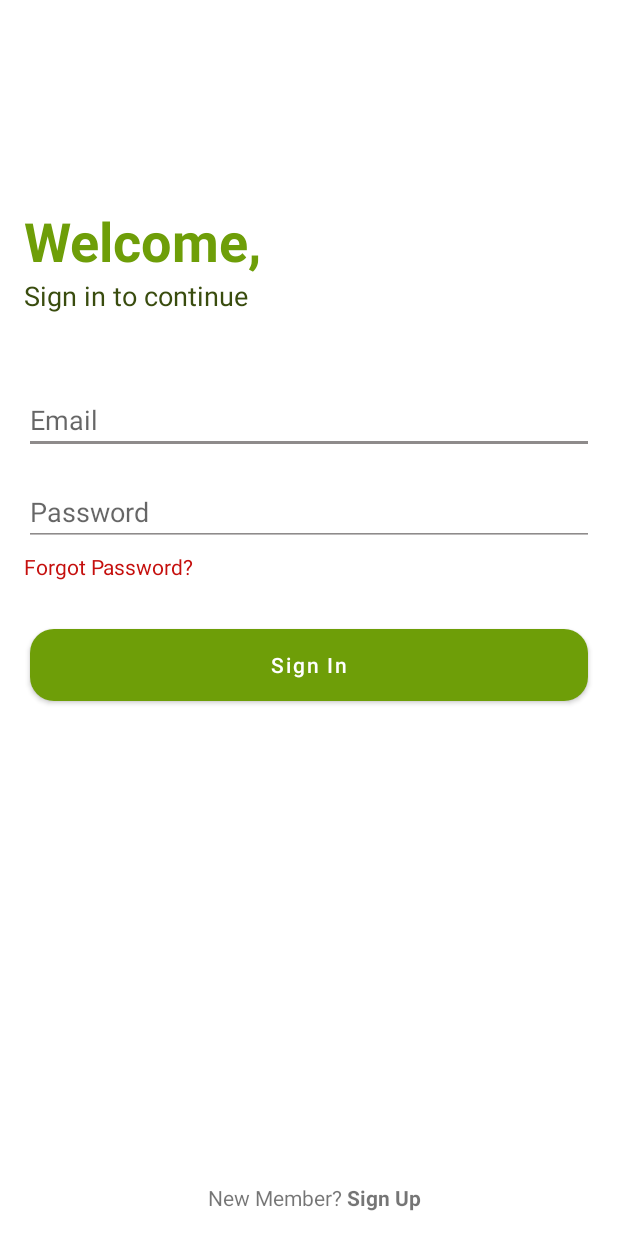
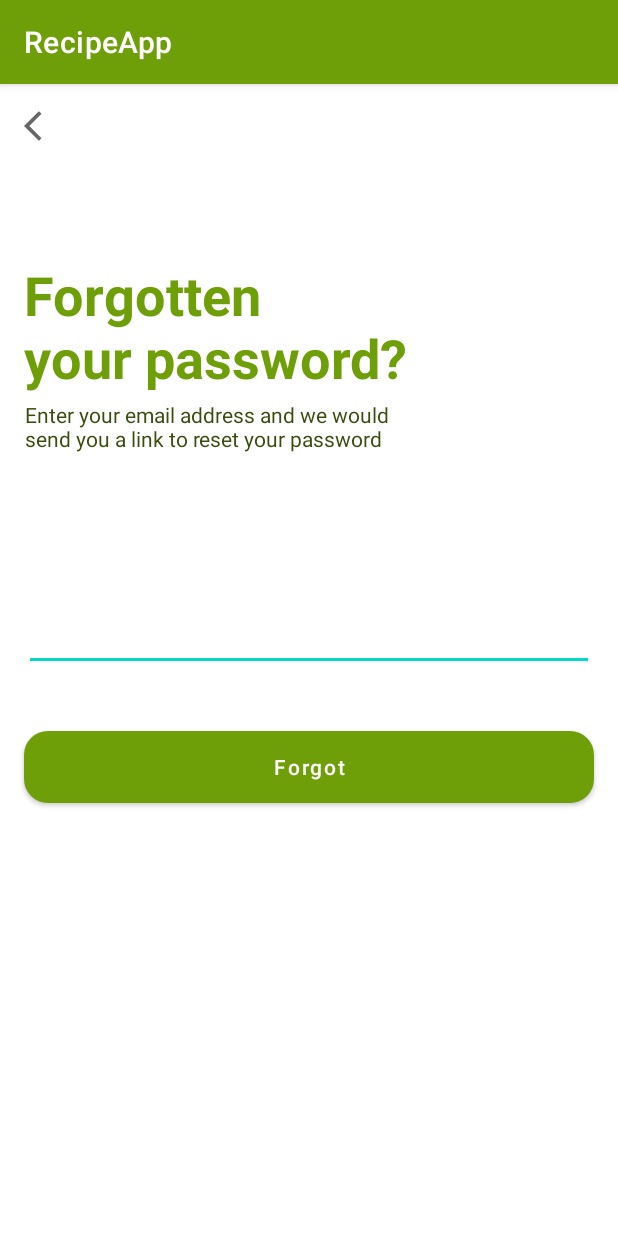
Before and after one commit to HauraAzahra/RecipeApp, an Android app: the screen it shows after launch (SignInActivity before the commit, ForgotActivity after it), after a tap on "Forgot Password?", on a phone screen of 412 x 824 dp. Run offline under Robolectric (Android 15) with nearby library versions, the phone set to English and light mode, and no system bars; our stand-ins replace Firebase (no records; nobody signed in at launch, a user with empty details on screens opened directly).

```diff
--- a/app/build.gradle
+++ b/app/build.gradle
@@ -3,7 +3,6 @@ plugins {
     id 'kotlin-android'
     id 'kotlin-android-extensions'
     id 'com.google.gms.google-services'
-
 }
 
 android {
--- a/app/src/main/AndroidManifest.xml
+++ b/app/src/main/AndroidManifest.xml
@@ -11,7 +11,8 @@
         android:roundIcon="@mipmap/ic_launcher_round"
         android:supportsRtl="true"
         android:theme="@style/Theme.RecipeApp">
-        <activity android:name=".SignupActivity"></activity>
+        <activity android:name=".ForgotActivity"></activity>
+        <activity android:name=".SignupActivity" />
         <activity android:name=".MainActivity" />
         <activity android:name=".SignInActivity">
             <intent-filter>
--- /dev/null
+++ b/app/src/main/java/com/idn/recipeapp/ForgotActivity.kt
@@ -0,0 +1,62 @@
+package com.idn.recipeapp
+
+import android.content.Context
+import android.content.Intent
+import androidx.appcompat.app.AppCompatActivity
+import android.os.Bundle
+import android.text.TextUtils
+import android.view.View
+import android.widget.Toast
+import com.google.firebase.auth.FirebaseAuth
+import com.idn.recipeapp.databinding.ActivityForgotBinding
+
+class ForgotActivity : AppCompatActivity(), View.OnClickListener {
+    private lateinit var mAuth: FirebaseAuth
+    private lateinit var forgotBinding: ActivityForgotBinding
+    companion object {
+        fun getLaunchService(from: Context) = Intent(
+            from,
+            ForgotActivity::class.java
+        ).apply {
+            addFlags(
+                Intent.FLAG_ACTIVITY_NEW_TASK or
+                        Intent.FLAG_ACTIVITY_CLEAR_TASK
+            )
+        }
+    }
+
+    override fun onCreate(savedInstanceState: Bundle?) {
+        super.onCreate(savedInstanceState)
+        forgotBinding = ActivityForgotBinding.inflate(layoutInflater)
+        setContentView(forgotBinding.root)
+        mAuth = FirebaseAuth.getInstance()
+        forgotBinding.btnForgot.setOnClickListener(this)
+    }
+
+    override fun onClick(v: View) {
+        when(v.id){
+            R.id.btn_forgot -> forgotPass()
+        }
+    }
+
+    private fun forgotPass() {
+        val email = forgotBinding.etEmailForgot.text.toString()
+        if (TextUtils.isEmpty(email)) {
+            Toast.makeText(this, getString(R.string.not_Empty),
+                Toast.LENGTH_SHORT).show()
+        }else{
+            mAuth.sendPasswordResetEmail(email).addOnCompleteListener{
+                if (it.isSuccessful){
+                    Toast.makeText(this, "Check email",
+                        Toast.LENGTH_SHORT).show()
+
+                    startActivity(Intent(SignInActivity.getLaunchService(this)))
+
+                }else{
+                    Toast.makeText(this, "Failed reset pass",
+                        Toast.LENGTH_SHORT).show()
+                }
+            }
+        }
+    }
+}
--- a/app/src/main/java/com/idn/recipeapp/SignInActivity.kt
+++ b/app/src/main/java/com/idn/recipeapp/SignInActivity.kt
@@ -42,7 +42,7 @@ class SignInActivity : AppCompatActivity(), View.OnClickListener {
         if (email.isEmpty() || password.isEmpty()) {
             Toast.makeText(
                 this,
-                "Tidak  boleh Kosong",
+                getString(R.string.not_Empty),
                 Toast.LENGTH_SHORT
             ).show()
         }
@@ -69,9 +69,7 @@ class SignInActivity : AppCompatActivity(), View.OnClickListener {
                     Toast.LENGTH_SHORT).show()
             }
 
-
     }
-
     override fun onStart() {
         super.onStart()
         val user = FirebaseAuth.getInstance().currentUser
@@ -84,6 +82,7 @@ class SignInActivity : AppCompatActivity(), View.OnClickListener {
         when(v.id){
             R.id.btn_sign_in -> signIn()
             R.id.tv_sign_up -> startActivity(Intent(SignupActivity.getLaunchService(this )))
+            R.id.tv_forgot -> startActivity(Intent(ForgotActivity.getLaunchService(this)))
         }
     }
 }
--- /dev/null
+++ b/app/src/main/res/layout/activity_forgot.xml
@@ -0,0 +1,74 @@
+<?xml version="1.0" encoding="utf-8"?>
+<androidx.constraintlayout.widget.ConstraintLayout xmlns:android="http://schemas.android.com/apk/res/android"
+    xmlns:app="http://schemas.android.com/apk/res-auto"
+    xmlns:tools="http://schemas.android.com/tools"
+    android:layout_width="match_parent"
+    android:layout_height="match_parent"
+    tools:context=".ForgotActivity">
+
+    <ImageView
+        android:id="@+id/imageView2"
+        android:layout_width="wrap_content"
+        android:layout_height="wrap_content"
+        android:layout_marginStart="16dp"
+        android:layout_marginTop="16dp"
+        app:layout_constraintEnd_toEndOf="parent"
+        app:layout_constraintHorizontal_bias="0.0"
+        app:layout_constraintStart_toStartOf="parent"
+        app:layout_constraintTop_toTopOf="parent"
+        app:srcCompat="@drawable/ic_baseline_arrow_back_ios_24" />
+
+    <TextView
+        android:id="@+id/tv_forgot_lable"
+        android:layout_width="wrap_content"
+        android:layout_height="wrap_content"
+        android:layout_marginTop="76dp"
+        android:text="Forgotten \nyour password?"
+        android:textColor="@color/light_green"
+        android:textSize="36sp"
+        android:textStyle="bold"
+        app:layout_constraintEnd_toEndOf="parent"
+        app:layout_constraintHorizontal_bias="0.103"
+        app:layout_constraintStart_toStartOf="parent"
+        app:layout_constraintTop_toBottomOf="@+id/imageView2" />
+
+    <TextView
+        android:id="@+id/tv_desc_forgot"
+        android:layout_width="wrap_content"
+        android:layout_height="wrap_content"
+        android:layout_marginTop="4dp"
+        android:text="Enter your email address and we would \nsend you a link to reset your password"
+        android:textColor="@color/dark_green"
+        app:layout_constraintEnd_toEndOf="parent"
+        app:layout_constraintHorizontal_bias="0.101"
+        app:layout_constraintStart_toStartOf="parent"
+        app:layout_constraintTop_toBottomOf="@+id/tv_forgot_lable" />
+
+    <EditText
+        android:id="@+id/et_email_forgot"
+        android:layout_width="match_parent"
+        android:layout_height="wrap_content"
+        android:layout_marginStart="16dp"
+        android:layout_marginTop="100dp"
+        android:layout_marginEnd="16dp"
+        android:ems="10"
+        android:inputType="textEmailAddress"
+        app:layout_constraintEnd_toEndOf="parent"
+        app:layout_constraintHorizontal_bias="0.0"
+        app:layout_constraintStart_toStartOf="parent"
+        app:layout_constraintTop_toBottomOf="@+id/tv_desc_forgot" />
+
+    <Button
+        android:id="@+id/btn_forgot"
+        android:layout_width="match_parent"
+        android:layout_height="wrap_content"
+        android:layout_marginStart="16dp"
+        android:layout_marginTop="40dp"
+        android:layout_marginEnd="16dp"
+        android:background="@drawable/bacground_button"
+        android:text="Forgot"
+        android:textAllCaps="false"
+        app:layout_constraintEnd_toEndOf="parent"
+        app:layout_constraintStart_toStartOf="parent"
+        app:layout_constraintTop_toBottomOf="@+id/et_email_forgot" />
+</androidx.constraintlayout.widget.ConstraintLayout>
--- a/app/src/main/res/values/strings.xml
+++ b/app/src/main/res/values/strings.xml
@@ -15,4 +15,5 @@
     <string name="email">Email</string>
     <string name="sign_in_to_continue">Sign in to continue</string>
     <string name="welcome">Welcome,</string>
+    <string name="not_Empty">Tidak boleh Kosong</string>
 </resources>
```
Also changed, not shown: app/src/main/java/com/idn/recipeapp/SignupActivity.kt (+62 -6 lines), app/src/main/java/com/idn/recipeapp/model/User.kt (added, +12 -0 lines).
